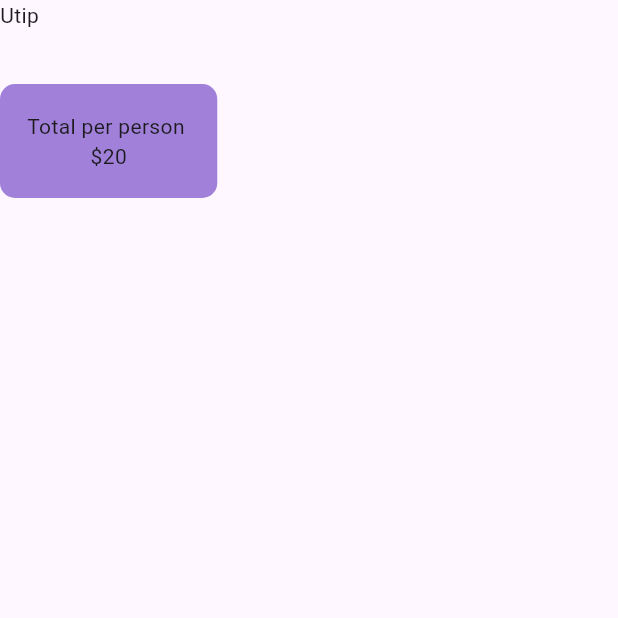
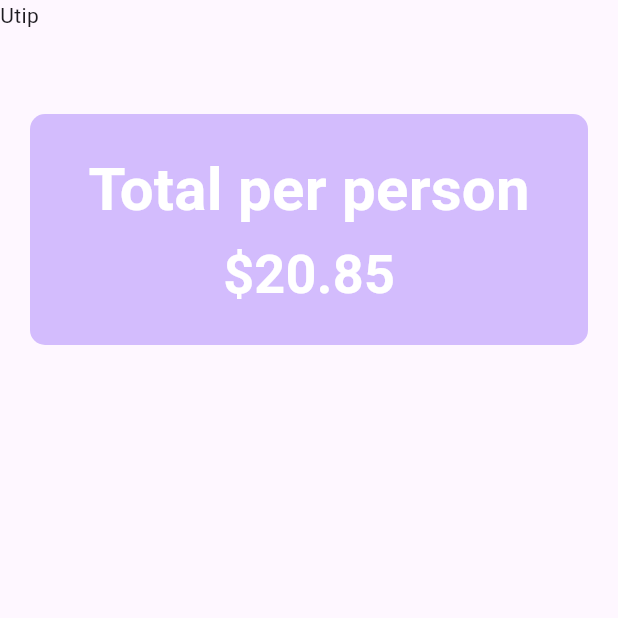
Before and after one commit to yahyeabdinasir/Utip, a Flutter app: the screen it shows after launch, on a phone screen of 412 x 824 dp, the top half of it. Run offline on Flutter 3.47's test engine with Material 3 defaults, Android fonts, the phone set to English and light mode, and no system bars.

Commit message:
refactoring the theme of the widget

```diff
--- a/lib/main.dart
+++ b/lib/main.dart
@@ -28,6 +28,15 @@ class Tipapp extends StatefulWidget {
 class _TipappState extends State<Tipapp> {
   @override
   Widget build(BuildContext context) {
+    print(context.widget);
+    var theme = Theme.of(context);
+    // copywith it's used to add more the attribute to the existing theme and in order to costomise the default
+    // functionaity of the theme
+    final style = Theme.of(context).textTheme.titleMedium?.copyWith(
+      color: theme.colorScheme.onPrimary,
+      fontSize: 40,
+      fontWeight: FontWeight.bold,
+    );
     return Scaffold(
       appBar: AppBar(
         // backgroundColor: Colors.red,
@@ -37,15 +46,33 @@ class _TipappState extends State<Tipapp> {
       ),
 
       body: Column(
-        // mainAxisAlignment: MainAxisAlignment.center,
+        // mainAxisAlignment: MainAxisAlignment.spaceAround,
+        // crossAxisAlignment: CrossAxisAlignment.center,
+        crossAxisAlignment: CrossAxisAlignment.stretch,
         children: [
           Container(
-            padding: EdgeInsets.all(18),
+            padding: EdgeInsets.all(20),
+            margin: EdgeInsets.all(20),
             decoration: BoxDecoration(
-              color: const Color.fromARGB(255, 160, 128, 216),
+              // color: const Color.fromARGB(255, 160, 128, 216),
+              color: theme.colorScheme.inversePrimary,
               borderRadius: BorderRadius.circular(10),
             ),
-            child: Column(children: [Text("Total per person "), Text("\$20")]),
+            child: Column(
+              // crossAxisAlignment: CrossAxisAlignment.stretch,
+
+              // mainAxisAlignment: MainAxisAlignment.center,
+              children: [
+                Text("Total per person", style: style?.copyWith()),
+                // Text("\$20", style: theme.textTheme.displayMedium),
+                Text(
+                  "\$20.85",
+                  style: style?.copyWith(
+                    fontSize: theme.textTheme.displaySmall?.fontSize,
+                  ),
+                ),
+              ],
+            ),
           ),
         ],
       ),
```
